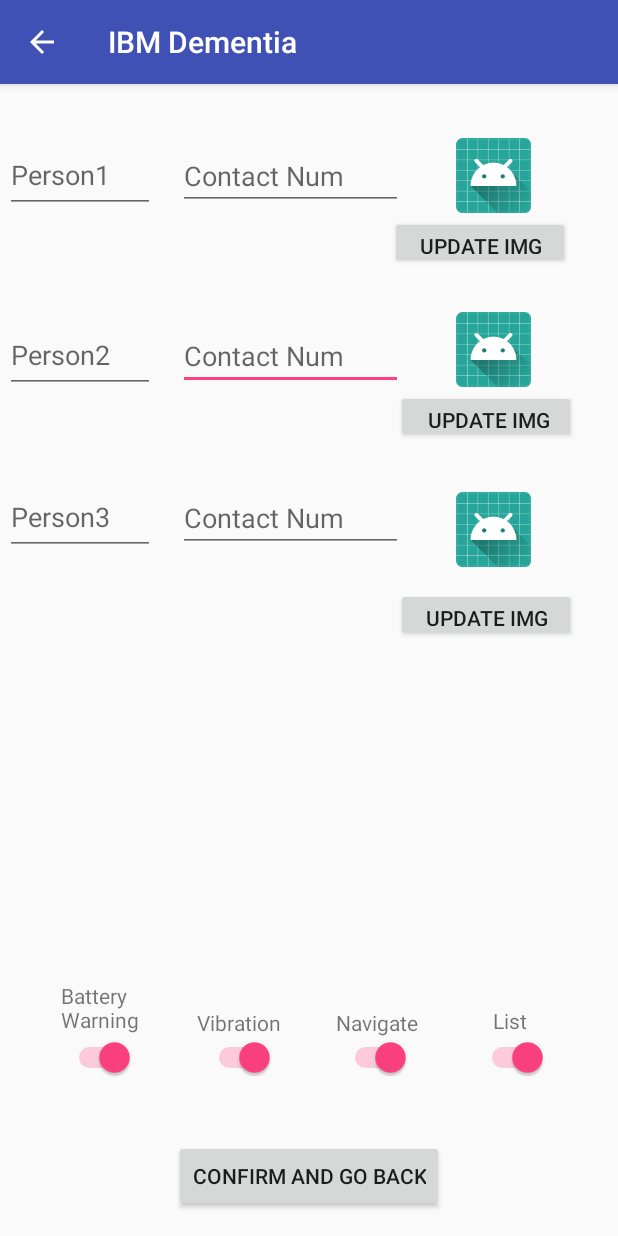
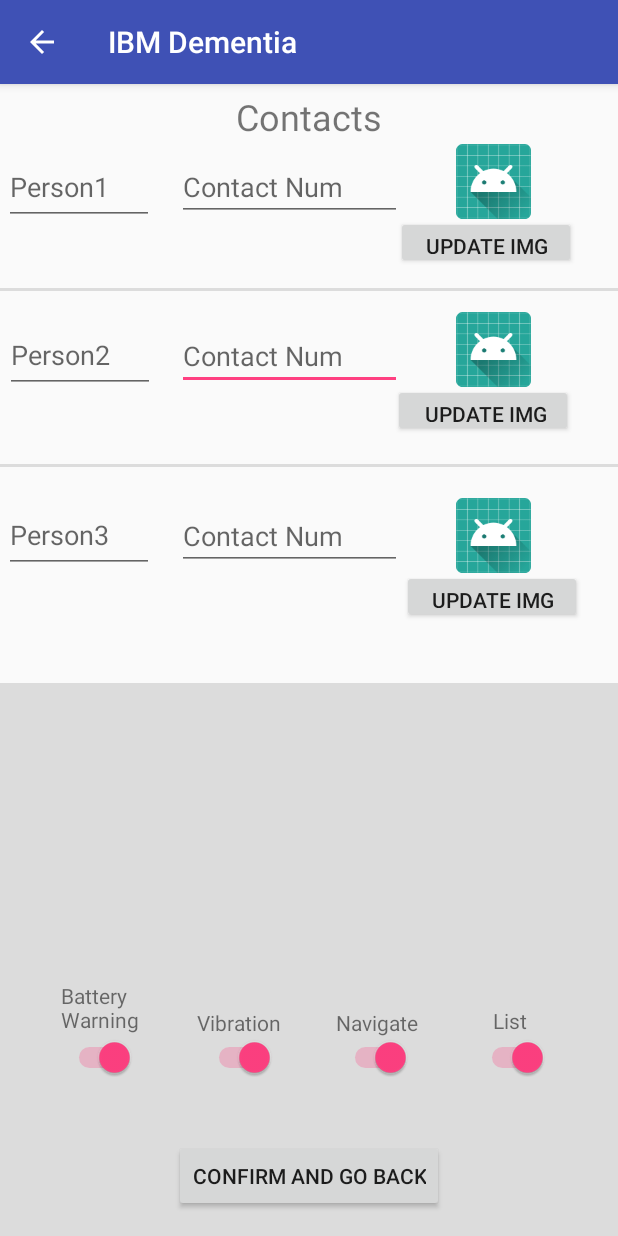
Before and after one commit to xxyypp/IBM_Dementia, an Android app: the screen it shows after launch (UserSetting), on a phone screen of 412 x 824 dp. Run offline under Robolectric (Android 15) with nearby library versions, the phone set to English and light mode, and no system bars; our stand-ins replace Volley; libraries missing offline, so code that uses them is left out: org.eclipse.paho; 8 statements that could not run were skipped.

Commit message:
Final version as of hackbooth

```diff
--- a/MyApp/app/src/main/java/com/example/shreyus/myapp/LocationService.java
+++ b/MyApp/app/src/main/java/com/example/shreyus/myapp/LocationService.java
@@ -43,7 +43,7 @@ public class LocationService extends IntentService {
             final String destLat = intent.getStringExtra("destinationLat");
             final String destLongi = intent.getStringExtra("destinationLongi");
             while(true) {
-                Thread.sleep(5000);
+                Thread.sleep(10000);
                 locationClient.getLastLocation().addOnSuccessListener(new OnSuccessListener<Location>() {
                     @Override
                     public void onSuccess(Location location) {
--- a/MyApp/app/src/main/res/layout/activity_user_setting.xml
+++ b/MyApp/app/src/main/res/layout/activity_user_setting.xml
@@ -5,6 +5,16 @@
     android:layout_width="match_parent"
     android:layout_height="match_parent"
     tools:context=".UserSetting">
+
+    <View
+        android:id="@+id/Guideline"
+        style="@style/Divider"
+        id="@+id/view"
+        android:layout_width="wrap_content"
+        android:layout_height="454dp"
+        android:layout_marginTop="40dp"
+        app:layout_constraintTop_toBottomOf="@+id/btnSetImg_3"
+        tools:layout_editor_absoluteX="0dp" />
 
     <EditText
         android:id="@+id/editNum2"
@@ -31,12 +41,12 @@
         android:layout_marginLeft="8dp"
         android:layout_marginRight="16dp"
         android:layout_marginStart="8dp"
-        android:layout_marginTop="272dp"
+        android:layout_marginTop="284dp"
         android:ems="10"
         android:hint="Contact Num"
         android:inputType="textPersonName"
         app:layout_constraintEnd_toEndOf="parent"
-        app:layout_constraintHorizontal_bias="0.056"
+        app:layout_constraintHorizontal_bias="0.052"
         app:layout_constraintStart_toEndOf="@+id/person1"
         app:layout_constraintTop_toTopOf="parent" />
 
@@ -44,11 +54,11 @@
         android:id="@+id/person1"
         android:layout_width="100dp"
         android:layout_height="50dp"
-        android:layout_marginTop="36dp"
+        android:layout_marginTop="44dp"
         android:hint="Person1"
         android:text="Person1"
         app:layout_constraintEnd_toEndOf="parent"
-        app:layout_constraintHorizontal_bias="0.01"
+        app:layout_constraintHorizontal_bias="0.009"
         app:layout_constraintStart_toStartOf="parent"
         app:layout_constraintTop_toTopOf="parent"
         tools:text="Person1" />
@@ -69,11 +79,11 @@
         android:id="@+id/person3"
         android:layout_width="100dp"
         android:layout_height="50dp"
-        android:layout_marginTop="264dp"
+        android:layout_marginTop="276dp"
         android:hint="Person3"
         android:text="Person3"
         app:layout_constraintEnd_toEndOf="parent"
-        app:layout_constraintHorizontal_bias="0.01"
+        app:layout_constraintHorizontal_bias="0.009"
         app:layout_constraintStart_toStartOf="parent"
         app:layout_constraintTop_toTopOf="parent"
         tools:text="Person3" />
@@ -81,17 +91,17 @@
     <EditText
         android:id="@+id/editNum1"
         android:layout_width="150dp"
-        android:layout_height="40dp"
+        android:layout_height="39dp"
         android:layout_marginEnd="16dp"
         android:layout_marginLeft="8dp"
         android:layout_marginRight="16dp"
         android:layout_marginStart="8dp"
-        android:layout_marginTop="44dp"
+        android:layout_marginTop="52dp"
         android:ems="10"
         android:hint="Contact Num"
         android:inputType="textPersonName"
         app:layout_constraintEnd_toEndOf="parent"
-        app:layout_constraintHorizontal_bias="0.056"
+        app:layout_constraintHorizontal_bias="0.052"
         app:layout_constraintStart_toEndOf="@+id/person1"
         app:layout_constraintTop_toTopOf="parent" />
 
@@ -112,7 +122,7 @@
         android:layout_height="50dp"
         android:layout_marginLeft="304dp"
         android:layout_marginStart="304dp"
-        android:layout_marginTop="272dp"
+        android:layout_marginTop="276dp"
         app:layout_constraintStart_toStartOf="parent"
         app:layout_constraintTop_toTopOf="parent"
         app:srcCompat="@mipmap/ic_launcher_round" />
@@ -121,8 +131,8 @@
         android:id="@+id/btnSetImg_1"
         android:layout_width="120dp"
         android:layout_height="35dp"
-        android:layout_marginLeft="260dp"
-        android:layout_marginStart="260dp"
+        android:layout_marginLeft="264dp"
+        android:layout_marginStart="264dp"
         android:layout_marginTop="88dp"
         android:text="Update Img"
         app:layout_constraintStart_toStartOf="parent"
@@ -132,9 +142,9 @@
         android:id="@+id/btnSetImg_2"
         android:layout_width="120dp"
         android:layout_height="35dp"
-        android:layout_marginLeft="264dp"
-        android:layout_marginStart="264dp"
-        android:layout_marginTop="204dp"
+        android:layout_marginLeft="262dp"
+        android:layout_marginStart="262dp"
+        android:layout_marginTop="200dp"
         android:text=" Update Img"
         app:layout_constraintStart_toStartOf="parent"
         app:layout_constraintTop_toTopOf="parent" />
@@ -143,9 +153,9 @@
         android:id="@+id/btnSetImg_3"
         android:layout_width="120dp"
         android:layout_height="35dp"
-        android:layout_marginLeft="264dp"
-        android:layout_marginStart="264dp"
-        android:layout_marginTop="336dp"
+        android:layout_marginLeft="268dp"
+        android:layout_marginStart="268dp"
+        android:layout_marginTop="324dp"
         android:text="Update Img"
         app:layout_constraintStart_toStartOf="parent"
         app:layout_constraintTop_toTopOf="parent" />
@@ -156,7 +166,7 @@
         android:layout_height="50dp"
         android:layout_marginLeft="304dp"
         android:layout_marginStart="304dp"
-        android:layout_marginTop="36dp"
+        android:layout_marginTop="40dp"
         app:layout_constraintStart_toStartOf="parent"
         app:layout_constraintTop_toTopOf="parent"
         app:srcCompat="@mipmap/ic_launcher_round" />
@@ -249,4 +259,34 @@
         app:layout_constraintEnd_toEndOf="@+id/switchList"
         app:layout_constraintStart_toStartOf="@+id/switchList" />
 
+    <View
+        style="@style/Divider"
+        android:layout_height="2dp"
+        android:layout_marginTop="115dp"
+        app:layout_constraintEnd_toEndOf="parent"
+        app:layout_constraintStart_toStartOf="parent"
+        app:layout_constraintTop_toBottomOf="@+id/view3" />
+
+    <View
+        android:id="@+id/view3"
+        style="@style/Divider"
+        android:layout_height="2dp"
+        android:layout_marginTop="136dp"
+        app:layout_constraintEnd_toEndOf="parent"
+        app:layout_constraintStart_toStartOf="parent"
+        app:layout_constraintTop_toTopOf="parent" />
+
+    <TextView
+        android:id="@+id/Contacts"
+        android:layout_width="113dp"
+        android:layout_height="32dp"
+        android:layout_marginTop="5dp"
+        android:gravity="center"
+        android:text="Contacts"
+        android:textSize="24sp"
+        app:layout_constraintEnd_toEndOf="parent"
+        app:layout_constraintHorizontal_bias="0.5"
+        app:layout_constraintStart_toStartOf="parent"
+        app:layout_constraintTop_toTopOf="parent" />
+
 </android.support.constraint.ConstraintLayout>
--- a/MyApp/app/src/main/res/values/styles.xml
+++ b/MyApp/app/src/main/res/values/styles.xml
@@ -8,4 +8,10 @@
         <item name="colorAccent">@color/colorAccent</item>
     </style>
 
+    <style name="Divider">
+        <item name="android:layout_width">match_parent</item>
+        <item name="android:layout_height">1dp</item>
+        <item name="android:background">?android:attr/listDivider</item>
+    </style>
+
 </resources>
```
Also changed, not shown: MyApp/app/src/main/java/com/example/shreyus/myapp/MainActivity.java (+34 -19 lines), MyApp/app/src/main/res/layout/activity_main.xml (+11 -10 lines), MyApp/app/src/main/res/layout/item_todo.xml (+6 -5 lines).
